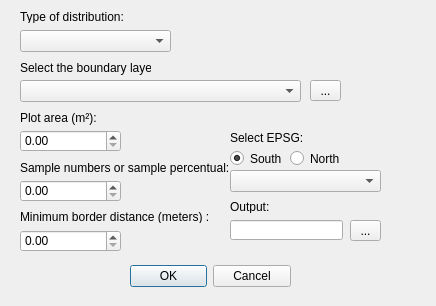
First picture: the form in plot_alocation_dialog_base.ui, repository RichterV/ForestPyTools-QGIS-module, before the edit.
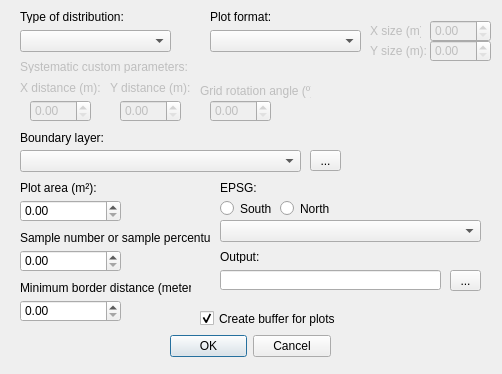
Second picture: the form after the edit.

Commit message: agora salva o buffer e melhoria nos nomes gerados

Patch:
```diff
--- a/plot_alocation_dialog_base.ui
+++ b/plot_alocation_dialog_base.ui
@@ -6,8 +6,8 @@
    <rect>
     <x>0</x>
     <y>0</y>
-    <width>436</width>
-    <height>306</height>
+    <width>502</width>
+    <height>374</height>
    </rect>
   </property>
   <property name="windowTitle">
@@ -16,8 +16,8 @@
   <widget class="QDialogButtonBox" name="button_box">
    <property name="geometry">
     <rect>
-     <x>130</x>
-     <y>260</y>
+     <x>170</x>
+     <y>330</y>
      <width>161</width>
      <height>32</height>
     </rect>
@@ -33,20 +33,20 @@
    <property name="geometry">
     <rect>
      <x>20</x>
-     <y>60</y>
+     <y>130</y>
      <width>131</width>
      <height>16</height>
     </rect>
    </property>
    <property name="text">
-    <string>Select the boundary layer:</string>
+    <string>Boundary layer:</string>
    </property>
   </widget>
   <widget class="QLabel" name="label_2">
    <property name="geometry">
     <rect>
      <x>20</x>
-     <y>110</y>
+     <y>180</y>
      <width>81</width>
      <height>16</height>
     </rect>
@@ -59,22 +59,22 @@
    <property name="geometry">
     <rect>
      <x>20</x>
-     <y>160</y>
-     <width>231</width>
+     <y>230</y>
+     <width>191</width>
      <height>16</height>
     </rect>
    </property>
    <property name="text">
-    <string>Sample numbers or sample percentual:</string>
+    <string>Sample number or sample percentual:</string>
    </property>
   </widget>
   <widget class="QLabel" name="label_4">
    <property name="geometry">
     <rect>
      <x>20</x>
-     <y>210</y>
-     <width>222</width>
-     <height>13</height>
+     <y>280</y>
+     <width>171</width>
+     <height>16</height>
     </rect>
    </property>
    <property name="text">
@@ -98,7 +98,7 @@
    <property name="geometry">
     <rect>
      <x>20</x>
-     <y>80</y>
+     <y>150</y>
      <width>281</width>
      <height>22</height>
     </rect>
@@ -117,8 +117,8 @@
   <widget class="QLabel" name="label_6">
    <property name="geometry">
     <rect>
-     <x>230</x>
-     <y>200</y>
+     <x>220</x>
+     <y>250</y>
      <width>222</width>
      <height>13</height>
     </rect>
@@ -130,9 +130,9 @@
   <widget class="QLineEdit" name="output_name">
    <property name="geometry">
     <rect>
-     <x>230</x>
-     <y>220</y>
-     <width>113</width>
+     <x>220</x>
+     <y>270</y>
+     <width>221</width>
      <height>20</height>
     </rect>
    </property>
@@ -141,7 +141,7 @@
    <property name="geometry">
     <rect>
      <x>310</x>
-     <y>80</y>
+     <y>150</y>
      <width>31</width>
      <height>21</height>
     </rect>
@@ -153,8 +153,8 @@
   <widget class="QToolButton" name="select_save_button">
    <property name="geometry">
     <rect>
-     <x>350</x>
-     <y>220</y>
+     <x>450</x>
+     <y>270</y>
      <width>31</width>
      <height>21</height>
     </rect>
@@ -167,11 +167,17 @@
    <property name="geometry">
     <rect>
      <x>20</x>
-     <y>180</y>
+     <y>250</y>
      <width>101</width>
      <height>22</height>
     </rect>
    </property>
+   <property name="autoFillBackground">
+    <bool>false</bool>
+   </property>
+   <property name="showGroupSeparator" stdset="0">
+    <bool>false</bool>
+   </property>
    <property name="maximum">
     <double>99999999999.000000000000000</double>
    </property>
@@ -180,7 +186,7 @@
    <property name="geometry">
     <rect>
      <x>20</x>
-     <y>130</y>
+     <y>200</y>
      <width>101</width>
      <height>22</height>
     </rect>
@@ -193,34 +199,34 @@
    <property name="geometry">
     <rect>
      <x>20</x>
-     <y>230</y>
+     <y>300</y>
      <width>101</width>
      <height>22</height>
     </rect>
    </property>
    <property name="maximum">
-    <double>1000.000000000000000</double>
+    <double>99999999999999.000000000000000</double>
    </property>
   </widget>
   <widget class="QLabel" name="label_7">
    <property name="geometry">
     <rect>
-     <x>230</x>
-     <y>130</y>
+     <x>220</x>
+     <y>180</y>
      <width>91</width>
      <height>16</height>
     </rect>
    </property>
    <property name="text">
-    <string>Select EPSG:</string>
+    <string>EPSG:</string>
    </property>
   </widget>
   <widget class="QComboBox" name="epsg_selector">
    <property name="geometry">
     <rect>
-     <x>230</x>
-     <y>170</y>
-     <width>151</width>
+     <x>220</x>
+     <y>220</y>
+     <width>261</width>
      <height>22</height>
     </rect>
    </property>
@@ -228,8 +234,8 @@
   <widget class="QRadioButton" name="radio_button_south">
    <property name="geometry">
     <rect>
-     <x>230</x>
-     <y>150</y>
+     <x>220</x>
+     <y>200</y>
      <width>82</width>
      <height>17</height>
     </rect>
@@ -238,14 +244,14 @@
     <string>South</string>
    </property>
    <property name="checked">
-    <bool>true</bool>
+    <bool>false</bool>
    </property>
   </widget>
   <widget class="QRadioButton" name="radio_button_north">
    <property name="geometry">
     <rect>
-     <x>290</x>
-     <y>150</y>
+     <x>280</x>
+     <y>200</y>
      <width>82</width>
      <height>17</height>
     </rect>
@@ -254,6 +260,231 @@
     <string>North</string>
    </property>
   </widget>
+  <widget class="QLabel" name="label_8">
+   <property name="geometry">
+    <rect>
+     <x>210</x>
+     <y>10</y>
+     <width>222</width>
+     <height>13</height>
+    </rect>
+   </property>
+   <property name="text">
+    <string>Plot format:</string>
+   </property>
+  </widget>
+  <widget class="QComboBox" name="plot_format_selector">
+   <property name="geometry">
+    <rect>
+     <x>210</x>
+     <y>30</y>
+     <width>151</width>
+     <height>22</height>
+    </rect>
+   </property>
+  </widget>
+  <widget class="QCheckBox" name="buffer_check_box">
+   <property name="geometry">
+    <rect>
+     <x>200</x>
+     <y>310</y>
+     <width>151</width>
+     <height>17</height>
+    </rect>
+   </property>
+   <property name="text">
+    <string>Create buffer for plots</string>
+   </property>
+   <property name="checked">
+    <bool>true</bool>
+   </property>
+  </widget>
+  <widget class="QLabel" name="systematic_custom_title">
+   <property name="enabled">
+    <bool>false</bool>
+   </property>
+   <property name="geometry">
+    <rect>
+     <x>20</x>
+     <y>60</y>
+     <width>222</width>
+     <height>13</height>
+    </rect>
+   </property>
+   <property name="text">
+    <string>Systematic custom parameters:</string>
+   </property>
+  </widget>
+  <widget class="QLabel" name="systematic_custom_x_label">
+   <property name="enabled">
+    <bool>false</bool>
+   </property>
+   <property name="geometry">
+    <rect>
+     <x>20</x>
+     <y>80</y>
+     <width>81</width>
+     <height>16</height>
+    </rect>
+   </property>
+   <property name="text">
+    <string>X distance (m):</string>
+   </property>
+  </widget>
+  <widget class="QDoubleSpinBox" name="systematic_custom_x_d">
+   <property name="enabled">
+    <bool>false</bool>
+   </property>
+   <property name="geometry">
+    <rect>
+     <x>30</x>
+     <y>100</y>
+     <width>61</width>
+     <height>22</height>
+    </rect>
+   </property>
+   <property name="maximum">
+    <double>99999999999.000000000000000</double>
+   </property>
+  </widget>
+  <widget class="QDoubleSpinBox" name="systematic_custom_y_d">
+   <property name="enabled">
+    <bool>false</bool>
+   </property>
+   <property name="geometry">
+    <rect>
+     <x>120</x>
+     <y>100</y>
+     <width>61</width>
+     <height>22</height>
+    </rect>
+   </property>
+   <property name="maximum">
+    <double>99999999999.000000000000000</double>
+   </property>
+  </widget>
+  <widget class="QDoubleSpinBox" name="systematic_custom_degree">
+   <property name="enabled">
+    <bool>false</bool>
+   </property>
+   <property name="geometry">
+    <rect>
+     <x>210</x>
+     <y>100</y>
+     <width>61</width>
+     <height>22</height>
+    </rect>
+   </property>
+   <property name="maximum">
+    <double>360.000000000000000</double>
+   </property>
+   <property name="singleStep">
+    <double>0.500000000000000</double>
+   </property>
+  </widget>
+  <widget class="QLabel" name="systematic_custom_degree_label">
+   <property name="enabled">
+    <bool>false</bool>
+   </property>
+   <property name="geometry">
+    <rect>
+     <x>200</x>
+     <y>80</y>
+     <width>111</width>
+     <height>21</height>
+    </rect>
+   </property>
+   <property name="text">
+    <string>Grid rotation angle (º):</string>
+   </property>
+  </widget>
+  <widget class="QLabel" name="systematic_custom_y_label">
+   <property name="enabled">
+    <bool>false</bool>
+   </property>
+   <property name="geometry">
+    <rect>
+     <x>110</x>
+     <y>80</y>
+     <width>81</width>
+     <height>16</height>
+    </rect>
+   </property>
+   <property name="text">
+    <string>Y distance (m):</string>
+   </property>
+  </widget>
+  <widget class="QLabel" name="custom_plot_format_label_x">
+   <property name="enabled">
+    <bool>false</bool>
+   </property>
+   <property name="geometry">
+    <rect>
+     <x>370</x>
+     <y>20</y>
+     <width>51</width>
+     <height>21</height>
+    </rect>
+   </property>
+   <property name="text">
+    <string>X size (m):</string>
+   </property>
+  </widget>
+  <widget class="QLabel" name="custom_plot_format_label_y">
+   <property name="enabled">
+    <bool>false</bool>
+   </property>
+   <property name="geometry">
+    <rect>
+     <x>370</x>
+     <y>40</y>
+     <width>111</width>
+     <height>21</height>
+    </rect>
+   </property>
+   <property name="text">
+    <string>Y size (m):</string>
+   </property>
+  </widget>
+  <widget class="QDoubleSpinBox" name="custom_plot_format_x_value">
+   <property name="enabled">
+    <bool>false</bool>
+   </property>
+   <property name="geometry">
+    <rect>
+     <x>430</x>
+     <y>20</y>
+     <width>61</width>
+     <height>22</height>
+    </rect>
+   </property>
+   <property name="maximum">
+    <double>99999999999.000000000000000</double>
+   </property>
+   <property name="singleStep">
+    <double>0.500000000000000</double>
+   </property>
+  </widget>
+  <widget class="QDoubleSpinBox" name="custom_plot_format_y_value">
+   <property name="enabled">
+    <bool>false</bool>
+   </property>
+   <property name="geometry">
+    <rect>
+     <x>430</x>
+     <y>40</y>
+     <width>61</width>
+     <height>22</height>
+    </rect>
+   </property>
+   <property name="maximum">
+    <double>9999999999999.000000000000000</double>
+   </property>
+   <property name="singleStep">
+    <double>0.500000000000000</double>
+   </property>
+  </widget>
+  <zorder>systematic_custom_y_label</zorder>
   <zorder>label_2</zorder>
   <zorder>button_box</zorder>
   <zorder>label</zorder>
```
Left out of the diff: 13 changed lines with no effect on the pictures. The commit also changes 8 other files.
